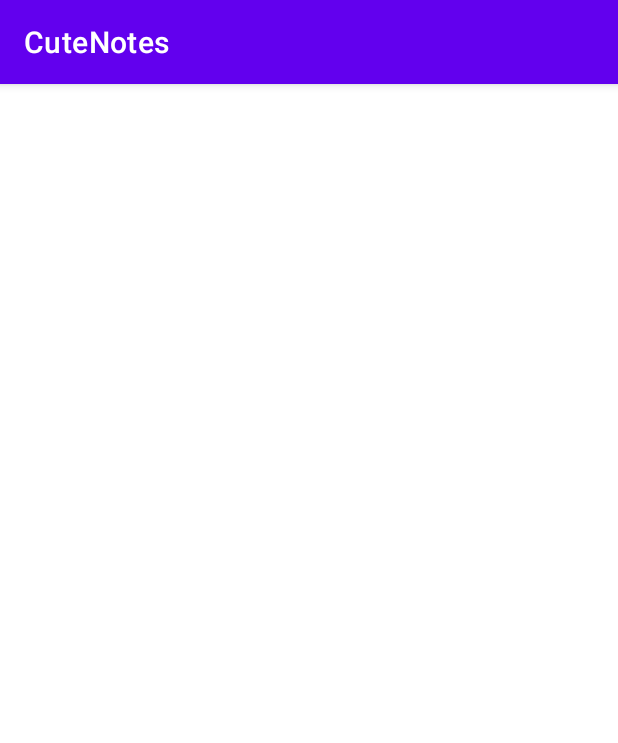
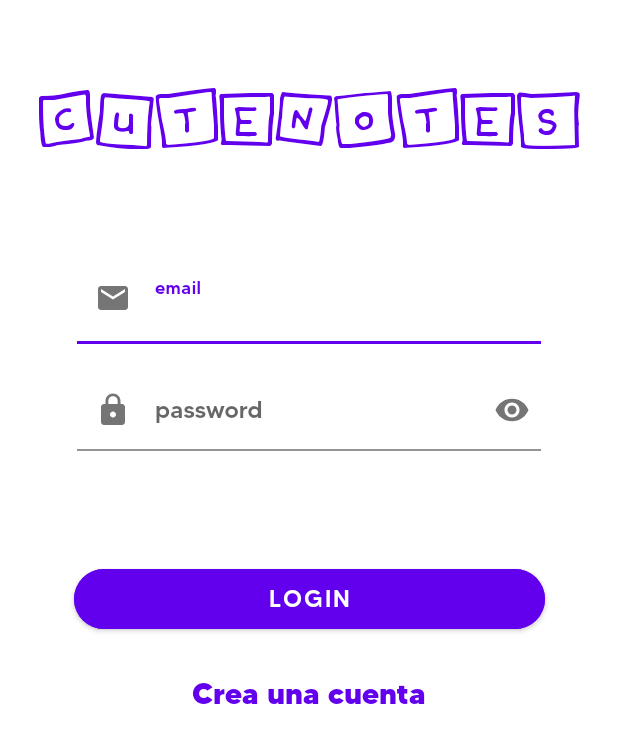
Before and after one commit to PIJ-Group/CuteNotes, an Android app: the Login screen opened directly, with no data from a screen before it, on a phone screen of 412 x 824 dp. Shown: the top 743 px of the screen. Run offline under Robolectric (Android 15) with nearby library versions, the phone set to English and light mode, and no system bars; 1 statement that could not run was skipped.

Commit message:
Funcionalidad Login y toast

```diff
--- a/app/build.gradle
+++ b/app/build.gradle
@@ -37,4 +37,6 @@ dependencies {
     androidTestImplementation 'androidx.test.ext:junit:1.1.5'
     androidTestImplementation 'androidx.test.espresso:espresso-core:3.5.1'
     implementation 'com.airbnb.android:lottie:3.4.2'
+    implementation 'com.google.firebase:firebase-auth'
+    implementation 'com.google.firebase:firebase-firestore'
 }
--- a/app/src/main/java/com/example/cutenotes/Login.java
+++ b/app/src/main/java/com/example/cutenotes/Login.java
@@ -1,14 +1,127 @@
 package com.example.cutenotes;
 
+import android.content.Intent;
 import android.os.Bundle;
+import android.view.LayoutInflater;
+import android.view.View;
+import android.view.ViewGroup;
+import android.widget.Button;
+import android.widget.EditText;
+import android.widget.TextView;
+import android.widget.Toast;
 
 import androidx.appcompat.app.AppCompatActivity;
 
+import java.util.Objects;
+
 public class Login extends AppCompatActivity {
+
+    Button botonLogin;
+    TextView botonRegistro;
+    EditText emailText, passText;
+    private FirebaseAuth mAuth;
 
     @Override
     protected void onCreate(Bundle savedInstanceState) {
         super.onCreate(savedInstanceState);
         setContentView(R.layout.activity_login);
+
+        Objects.requireNonNull(getSupportActionBar()).hide();
+
+        // Initialize Firebase Auth
+        mAuth = FirebaseAuth.getInstance();
+
+        emailText = findViewById(R.id.cajaCorreo);
+        passText = findViewById(R.id.cajaPass);
+
+        botonLogin = findViewById(R.id.botonLogin);
+        botonLogin.setOnClickListener(view -> {
+            //LOGIN EN FIREBASE
+            String email = emailText.getText().toString();
+            String password = passText.getText().toString();
+
+            if(email.isEmpty()){
+                emailText.setError("Campo vacío");
+            }else if(!email.contains("@") || !email.contains(".") || email.contains(" ")){
+                emailText.setError("Email no válido");
+            }else if(password.isEmpty()){
+                passText.setError("Campo vacío");
+            }else {
+
+                mAuth.signInWithEmailAndPassword(email, password)
+                        .addOnCompleteListener(this, task -> {
+                            if (task.isSuccessful()) {
+                                // Sign in success, update UI with the signed-in user's information
+                                Intent intent = new Intent(Login.this, MainActivity.class);
+                                startActivity(intent);
+                            } else {
+                                // If sign in fails, display a message to the user.
+
+                                Toast toast = new Toast(getApplicationContext());
+                                LayoutInflater inflater = getLayoutInflater();
+                                View layout = inflater.inflate(R.layout.toast,
+                                        (ViewGroup) findViewById(R.id.lytLayout));
+                                TextView txtMsg = (TextView)layout.findViewById(R.id.txtMensaje);
+                                txtMsg.setText(R.string.auth_fail);
+                                toast.setDuration(Toast.LENGTH_SHORT);
+                                toast.setView(layout);
+                                toast.show();
+                            }
+                        });
+            }
+
+        });
+
+        botonRegistro = findViewById(R.id.botonRegistro);
+        botonRegistro.setOnClickListener(view -> {
+            //CREAR USUARIO EN FIREBASE
+            String email = emailText.getText().toString();
+            String password = passText.getText().toString();
+
+            if(email.isEmpty()){
+                emailText.setError("Campo vacío");
+            }else if(!email.contains("@") || !email.contains(".") || email.contains(" ")){
+                emailText.setError("Email no válido");
+            }else if(password.isEmpty()){
+                passText.setError("Campo vacío");
+            }else if(password.length() < 6){
+                passText.setError("Contraseña inferior a 6 caracteres");
+            }else {
+
+                mAuth.createUserWithEmailAndPassword(email, password)
+                        .addOnCompleteListener(task -> {
+                            if (task.isSuccessful()) {
+                                // Sign in success, update UI with the signed-in user's information
+                                Toast toast = new Toast(getApplicationContext());
+                                LayoutInflater inflater = getLayoutInflater();
+                                View layout = inflater.inflate(R.layout.toast,
+                                        (ViewGroup) findViewById(R.id.lytLayout));
+                                TextView txtMsg = (TextView)layout.findViewById(R.id.txtMensaje);
+                                txtMsg.setText(R.string.register_ok);
+                                toast.setDuration(Toast.LENGTH_SHORT);
+                                toast.setView(layout);
+                                toast.show();
+                                Intent intent = new Intent(Login.this, MainActivity.class);
+                                startActivity(intent);
+
+                            } else {
+                                // If sign in fails, display a message to the user.
+
+                                Toast toast = new Toast(getApplicationContext());
+                                LayoutInflater inflater = getLayoutInflater();
+                                View layout = inflater.inflate(R.layout.toast,
+                                        (ViewGroup) findViewById(R.id.lytLayout));
+                                TextView txtMsg = (TextView)layout.findViewById(R.id.txtMensaje);
+                                txtMsg.setText(R.string.fail);
+                                toast.setDuration(Toast.LENGTH_SHORT);
+                                toast.setView(layout);
+                                toast.show();
+                                Intent intent = new Intent(Login.this, MainActivity.class);
+                                startActivity(intent);
+                            }
+                        });
+            }
+        });
+
     }
 }
--- /dev/null
+++ b/app/src/main/res/drawable/ic_baseline_email_24.xml
@@ -0,0 +1,5 @@
+<vector android:height="24dp" android:tint="#4B4949"
+    android:viewportHeight="24" android:viewportWidth="24"
+    android:width="24dp" xmlns:android="http://schemas.android.com/apk/res/android">
+    <path android:fillColor="@android:color/white" android:pathData="M20,4L4,4c-1.1,0 -1.99,0.9 -1.99,2L2,18c0,1.1 0.9,2 2,2h16c1.1,0 2,-0.9 2,-2L22,6c0,-1.1 -0.9,-2 -2,-2zM20,8l-8,5 -8,-5L4,6l8,5 8,-5v2z"/>
+</vector>
--- /dev/null
+++ b/app/src/main/res/drawable/ic_baseline_lock_24.xml
@@ -0,0 +1,5 @@
+<vector android:height="24dp" android:tint="#4B4949"
+    android:viewportHeight="24" android:viewportWidth="24"
+    android:width="24dp" xmlns:android="http://schemas.android.com/apk/res/android">
+    <path android:fillColor="@android:color/white" android:pathData="M18,8h-1L17,6c0,-2.76 -2.24,-5 -5,-5S7,3.24 7,6v2L6,8c-1.1,0 -2,0.9 -2,2v10c0,1.1 0.9,2 2,2h12c1.1,0 2,-0.9 2,-2L20,10c0,-1.1 -0.9,-2 -2,-2zM12,17c-1.1,0 -2,-0.9 -2,-2s0.9,-2 2,-2 2,0.9 2,2 -0.9,2 -2,2zM15.1,8L8.9,8L8.9,6c0,-1.71 1.39,-3.1 3.1,-3.1 1.71,0 3.1,1.39 3.1,3.1v2z"/>
+</vector>
--- a/app/src/main/res/layout/activity_login.xml
+++ b/app/src/main/res/layout/activity_login.xml
@@ -6,4 +6,91 @@
     android:layout_height="match_parent"
     tools:context=".Login">
 
+    <TextView
+        android:id="@+id/nombreApp"
+        android:layout_width="wrap_content"
+        android:layout_height="wrap_content"
+        android:layout_marginTop="56dp"
+        android:fontFamily="@font/cute_notes"
+        android:text="@string/cute_tasks"
+        android:textColor="#FF6200EE"
+        android:textSize="48sp"
+        app:layout_constraintEnd_toEndOf="parent"
+        app:layout_constraintStart_toStartOf="parent"
+        app:layout_constraintTop_toTopOf="parent" />
+
+    <com.google.android.material.textfield.TextInputLayout
+        android:id="@+id/layoutCorreo"
+        android:layout_width="309dp"
+        android:layout_height="55dp"
+        android:layout_marginTop="72dp"
+        app:layout_constraintEnd_toEndOf="parent"
+        app:layout_constraintStart_toStartOf="parent"
+        app:layout_constraintTop_toBottomOf="@+id/nombreApp"
+        app:startIconDrawable="@drawable/ic_baseline_email_24">
+
+        <com.google.android.material.textfield.TextInputEditText
+            android:id="@+id/cajaCorreo"
+            android:layout_width="314dp"
+            android:layout_height="wrap_content"
+            android:backgroundTint="@color/white"
+            android:fontFamily="@font/made_tommy_medium"
+            android:hint="@string/hintCorreo"
+            android:textColorHint="@color/purple_200"
+            android:textSize="16sp"/>
+        <requestFocus/>
+    </com.google.android.material.textfield.TextInputLayout>
+
+    <com.google.android.material.textfield.TextInputLayout
+        android:id="@+id/layoutPass"
+        android:layout_width="309dp"
+        android:layout_height="55dp"
+        android:layout_marginTop="16dp"
+        app:layout_constraintEnd_toEndOf="parent"
+        app:layout_constraintStart_toStartOf="parent"
+        app:layout_constraintTop_toBottomOf="@+id/layoutCorreo"
+        app:endIconMode= "password_toggle"
+        app:startIconDrawable="@drawable/ic_baseline_lock_24">
+
+        <com.google.android.material.textfield.TextInputEditText
+            android:id="@+id/cajaPass"
+            android:layout_width="314dp"
+            android:layout_height="wrap_content"
+            android:backgroundTint="@color/white"
+            android:fontFamily="@font/made_tommy_medium"
+            android:hint="@string/hintPass"
+            android:inputType="textPassword"
+            android:textColorHint="@color/purple_200"
+            android:textSize="16sp"
+            tools:ignore="TextContrastCheck" />
+    </com.google.android.material.textfield.TextInputLayout>
+
+    <Button
+        android:id="@+id/botonLogin"
+        android:layout_width="314dp"
+        android:layout_height="52dp"
+        android:layout_marginTop="72dp"
+        android:backgroundTint="@color/purple_500"
+        android:fontFamily="@font/made_tommy_medium"
+        android:text="@string/login"
+        android:textSize="16sp"
+        app:cornerRadius="32sp"
+        app:layout_constraintEnd_toEndOf="parent"
+        app:layout_constraintStart_toStartOf="parent"
+        app:layout_constraintTop_toBottomOf="@+id/layoutPass" />
+
+    <TextView
+        android:id="@+id/botonRegistro"
+        android:layout_width="wrap_content"
+        android:layout_height="wrap_content"
+        android:layout_marginTop="24dp"
+        android:fontFamily="@font/made_tommy"
+        android:text="@string/crea_una_cuenta"
+        android:textColor="@color/purple_500"
+        android:textSize="20sp"
+        android:textStyle="bold"
+        app:layout_constraintEnd_toEndOf="parent"
+        app:layout_constraintStart_toStartOf="parent"
+        app:layout_constraintTop_toBottomOf="@+id/botonLogin" />
+
 </androidx.constraintlayout.widget.ConstraintLayout>
--- /dev/null
+++ b/app/src/main/res/layout/toast.xml
@@ -0,0 +1,24 @@
+<?xml version="1.0" encoding="utf-8"?>
+<LinearLayout
+    xmlns:android="http://schemas.android.com/apk/res/android"
+    android:id="@+id/lytLayout"
+    android:layout_width="fill_parent"
+    android:layout_height="fill_parent"
+    android:orientation="horizontal"
+    android:background="#555555"
+    android:padding="5dip" >
+
+    <ImageView android:id="@+id/imgIcono"
+        android:layout_height="wrap_content"
+        android:layout_width="wrap_content"
+        android:src="@mipmap/toaster32"
+        android:contentDescription="TODO" />
+
+    <TextView android:id="@+id/txtMensaje"
+        android:layout_width="wrap_content"
+        android:layout_height="wrap_content"
+        android:layout_gravity="center_vertical"
+        android:textColor="#FFFFFF"
+        android:paddingStart="10dip" />
+
+</LinearLayout>
--- a/app/src/main/res/values/strings.xml
+++ b/app/src/main/res/values/strings.xml
@@ -5,4 +5,9 @@
     <string name="te">te</string>
     <string name="notes">Notes</string>
     <string name="made_by">Made By</string>
+    <string name="cute_tasks">CuteNotes</string>
+    <string name="hintCorreo">email</string>
+    <string name="hintPass">password</string>
+    <string name="login">Login</string>
+    <string name="crea_una_cuenta">Crea una cuenta</string>
 </resources>
```
